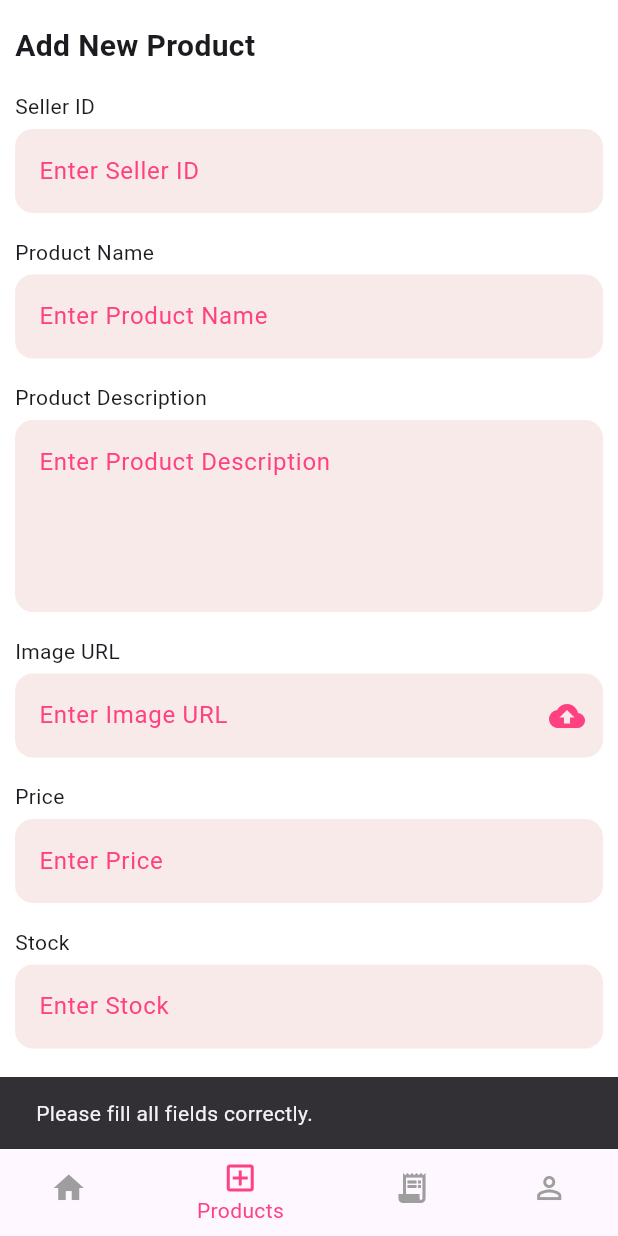
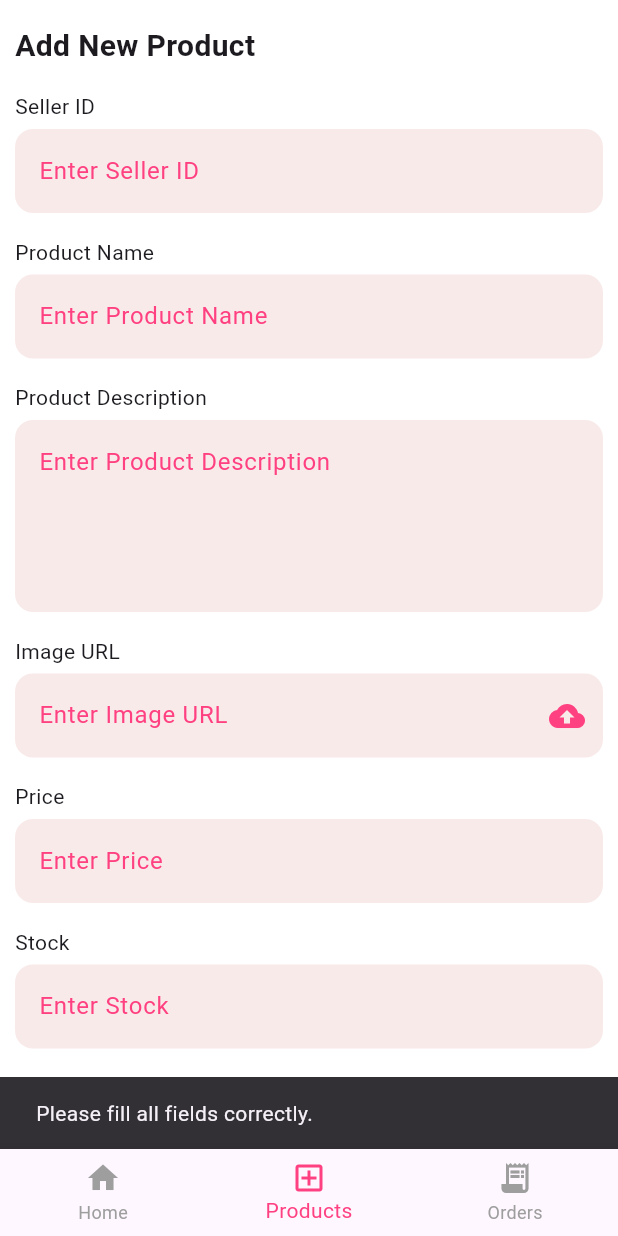
Before and after one commit to Ajee139/CodeAlpha_E-Commerce-Application, a Flutter app: the Dashboard screen opened by its route, item 2 of the bottom bar chosen, after a tap on "Add Product", on a phone screen of 412 x 824 dp. Run offline on Flutter 3.47's test engine with Material 3 defaults, Android fonts, the phone set to English and light mode, and no system bars; our stand-ins replace cloud_firestore, cloud_functions, file_picker, firebase_auth, firebase_core; missing offline and left inert: flutter_stripe; accounts and stored records are empty.

Commit message:
Here we go

```diff
--- a/lib/auth/login_page.dart
+++ b/lib/auth/login_page.dart
@@ -150,6 +150,8 @@ class _LoginPageState extends State<LoginPage> {
                   onPressed: () => Navigator.pushReplacementNamed(context, '/signup'),
                   child: const Text("Don't have an account? Sign Up"),
                 ),
+
+
               ],
             ),
           );
--- a/lib/screens/admin/home.dart
+++ b/lib/screens/admin/home.dart
@@ -1,6 +1,8 @@
+import 'package:cloud_firestore/cloud_firestore.dart';
 import 'package:ecomm/models/product_sort_option.dart'; // Make sure this import is correct
 import 'package:ecomm/providers/product_stats_provider.dart';
 import 'package:ecomm/screens/admin/product_list.dart';
+import 'package:firebase_auth/firebase_auth.dart';
 import 'package:flutter/material.dart';
 import 'package:provider/provider.dart';
 
@@ -14,6 +16,13 @@ class AdminHome extends StatefulWidget {
 }
 
 class _AdminHomeState extends State<AdminHome> {
+  Future<String> getFullName() async {
+  final uid = FirebaseAuth.instance.currentUser?.uid;
+  if (uid == null) return 'User';
+
+  final doc = await FirebaseFirestore.instance.collection('users').doc(uid).get();
+  return doc.data()?['full_name'] ?? 'User';
+}
   ProductSortOption _selectedSort = ProductSortOption.dateNewest;
 
   @override
@@ -21,22 +30,62 @@ class _AdminHomeState extends State<AdminHome> {
     return Scaffold(
 
       appBar: AppBar(
-        automaticallyImplyLeading: false, // 👈 hides the default back button
+        leading: Builder(
+          builder: (context) {
+            return IconButton(
+              onPressed: () {
+                Scaffold.of(context).openDrawer();
+              },
+              icon: const Icon(Icons.person),
+            );
+          },
+        ),
+        automaticallyImplyLeading: false, //hides the default back button
         centerTitle: true,
         title: const Text(
           "Products",
           style: TextStyle(fontSize: 20, fontWeight: FontWeight.bold),
         ),
         actions: [
-          IconButton(
-            icon: const Icon(Icons.add),
-            onPressed: widget.onAddPressed,
-          ),
+          // IconButton(
+          //   icon: const Icon(Icons.add),
+          //   onPressed: widget.onAddPressed,
+          // ),
 
         ],
         backgroundColor: Colors.white,
         foregroundColor: Colors.black87,
         elevation: 0,
+      ),
+      drawer: Drawer(
+        child: ListView(
+          padding: EdgeInsets.zero,
+          children: [
+            Container(
+  height: 200, // Set to desired height
+
+  padding: const EdgeInsets.all(16),
+  alignment: Alignment.centerLeft,
+  child: FutureBuilder<String>(
+    future: getFullName(),
+    builder: (context, snapshot) {
+      if (!snapshot.hasData) return const Text('');
+      return Center(child: Text(textAlign: TextAlign.center, 'Hello, ${snapshot.data}', style: const TextStyle(color: Colors.pinkAccent, fontSize: 20, fontWeight: FontWeight.bold)));
+    },
+  ),
+),
+ListTile(
+            leading: Icon(Icons.exit_to_app),
+            title: Text('Logout', style: TextStyle(color: Colors.red)),
+            onTap: () {
+              FirebaseAuth.instance.signOut().then((_) {
+                Navigator.pushReplacementNamed(context, '/login');
+              });
+              Navigator.pushNamed(context, '/login');
+            },
+          ),
+          ],
+        ),
       ),
       backgroundColor: Colors.white,
       body: LayoutBuilder(
--- a/lib/screens/admin/order_detail_admin.dart
+++ b/lib/screens/admin/order_detail_admin.dart
@@ -99,7 +99,7 @@ class _AdminOrderDetailsPageState extends State<AdminOrderDetailsPage> {
                     title: Text(item['name'] ?? ''),
                     subtitle: Text("Qty: ${item['quantity']}"),
                     trailing: Text(
-                      "₦${double.parse(item['price'].toString()).toStringAsFixed(2)}",
+                      "\$${double.parse(item['price'].toString()).toStringAsFixed(2)}",
                       style: const TextStyle(fontWeight: FontWeight.w600),
                     ),
                   );
@@ -110,7 +110,7 @@ class _AdminOrderDetailsPageState extends State<AdminOrderDetailsPage> {
             Align(
               alignment: Alignment.centerRight,
               child: Text(
-                "Total: ₦${double.parse(total.toString()).toStringAsFixed(2)}",
+                "Total: \$${double.parse(total.toString()).toStringAsFixed(2)}",
                 style: const TextStyle(fontSize: 18, fontWeight: FontWeight.bold),
               ),
             )
--- a/lib/screens/admin/product_form.dart
+++ b/lib/screens/admin/product_form.dart
@@ -1,5 +1,4 @@
 import 'dart:convert';
-// for web file input
 import 'package:cloud_firestore/cloud_firestore.dart';
 import 'package:file_picker/file_picker.dart';
 import 'package:flutter/material.dart';
@@ -52,9 +51,14 @@ class _ProductFormPageState extends State<ProductFormPage> {
   Future<void> submit() async {
   if (!_validateInputs()) return;
 
-    final docRef = widget.isEdit
-        ? FirebaseFirestore.instance.collection('products').doc(widget.productId)
-        : FirebaseFirestore.instance.collection('products').doc();
+  final collection = FirebaseFirestore.instance.collection('products');
+
+  if (widget.isEdit && widget.productId != null) {
+    final docRef = collection.doc(widget.productId);
+
+    // Fetch existing data to retain `created_at`
+    final existing = await docRef.get();
+    final existingCreatedAt = existing.data()?['created_at'];
 
     final payload = {
       'id': docRef.id,
@@ -64,11 +68,24 @@ class _ProductFormPageState extends State<ProductFormPage> {
       'image_url': imageUrlController.text.trim(),
       'price': double.tryParse(priceController.text.trim()) ?? 0.0,
       'stock': int.tryParse(stockController.text.trim()) ?? 0,
-      if (!widget.isEdit) 'created_at': FieldValue.serverTimestamp()
-
+      'created_at': existingCreatedAt ?? FieldValue.serverTimestamp(), // retain or fallback
     };
 
     await docRef.set(payload);
+  } else {
+    final docRef = collection.doc();
+    final payload = {
+      'id': docRef.id,
+      'seller_id': sellerIdController.text.trim(),
+      'name': productNameController.text.trim(),
+      'description': descriptionController.text.trim(),
+      'image_url': imageUrlController.text.trim(),
+      'price': double.tryParse(priceController.text.trim()) ?? 0.0,
+      'stock': int.tryParse(stockController.text.trim()) ?? 0,
+      'created_at': FieldValue.serverTimestamp(),
+    };
+    await docRef.set(payload);
+  }
 
   ScaffoldMessenger.of(context).showSnackBar(SnackBar(
     content: Text(widget.isEdit ? "Product updated!" : "Product added!"),
@@ -76,7 +93,6 @@ class _ProductFormPageState extends State<ProductFormPage> {
 
   if (widget.isDialog) Navigator.pop(context);
 }
-
 bool _validateInputs() {
   if (sellerIdController.text.isEmpty ||
       productNameController.text.isEmpty ||
@@ -211,7 +227,7 @@ class _ProductFormPageState extends State<ProductFormPage> {
   }
 
   Widget _buildField(String label, TextEditingController controller, InputDecoration decoration,
-      {bool isNumber = false, int maxLines = 1, void Function(String)? onChanged}) {
+      {bool isNumber = false, int maxLines = 1}) {
     return Column(
       crossAxisAlignment: CrossAxisAlignment.start,
       children: [
@@ -222,7 +238,6 @@ class _ProductFormPageState extends State<ProductFormPage> {
           keyboardType: isNumber ? TextInputType.number : TextInputType.text,
           maxLines: maxLines,
           decoration: decoration.copyWith(hintText: "Enter $label"),
-          onChanged: onChanged,
         ),
         const SizedBox(height: 16),
       ],
--- a/lib/screens/admin/sellerDashboard.dart
+++ b/lib/screens/admin/sellerDashboard.dart
@@ -1,9 +1,6 @@
-
-import 'package:ecomm/screens/admin/admin_profile.dart';
 import 'package:ecomm/screens/admin/all_orders_page.dart';
 import 'package:ecomm/screens/admin/home.dart';
 import 'package:ecomm/screens/admin/product_form.dart';
-import 'package:ecomm/screens/orders.dart';
 import 'package:flutter/material.dart';
 
 class Dashboard extends StatefulWidget {
@@ -16,27 +13,33 @@ class Dashboard extends StatefulWidget {
 class _DashboardState extends State<Dashboard> {
   int _selectedIndex = 0;
 
-//Might have to change this if it breaks my app later
-  // Callback function to handle item tap
-  // This function updates the selected index and rebuilds the widget
   void _onItemTapped(int index) {
     setState(() {
       _selectedIndex = index;
     });
   }
 
+  final List<Widget> pages = [
+    AdminHome(onAddPressed: () {}),
+    ProductFormPage(isEdit: false),
+    const AllOrdersPage(),
+  ];
+
+  Future<bool> _onWillPop() async {
+    if (_selectedIndex != 0) {
+      setState(() {
+        _selectedIndex = 0; // Go back to Home tab
+      });
+      return false; // Don't pop the app
+    }
+    return true; // Exit the app if on Home tab
+  }
+
   @override
   Widget build(BuildContext context) {
-    // Move pages here so _onItemTapped is in scope
-    final List<Widget> pages = [
-      AdminHome(onAddPressed: () => _onItemTapped(1)),
-      ProductFormPage(isEdit: false),
-      const AllOrdersPage(),
-
-      AdminProfile()
-    ];
-
-    return Scaffold(
+    return WillPopScope(
+      onWillPop: _onWillPop,
+      child: Scaffold(
         body: pages[_selectedIndex],
         bottomNavigationBar: BottomNavigationBar(
           currentIndex: _selectedIndex,
@@ -56,11 +59,8 @@ class _DashboardState extends State<Dashboard> {
               icon: Icon(Icons.receipt_long),
               label: 'Orders',
             ),
-          BottomNavigationBarItem(
-            icon: Icon(Icons.person_outline),
-            label: 'Profile',
+          ],
         ),
-        ],
       ),
     );
   }
--- a/lib/screens/cart_page.dart
+++ b/lib/screens/cart_page.dart
@@ -51,16 +51,14 @@ class CartPage extends StatelessWidget {
                       ElevatedButton(
 onPressed: () async {
   final userId = FirebaseAuth.instance.currentUser?.uid;
-  // final userId = Provider.of<CartProvider>(context, listen: false).items.isNotEmpty
-  //     ? null
-  //     : null; // fallback, but will always have items if button is visible
+
 
   final cartProvider = Provider.of<CartProvider>(context, listen: false);
   final success = await StripeService.instance.makePayment(
     amount: cartProvider.totalPrice,
     currency: "usd",
     items: cartProvider.items.values.toList(),
-    userId: userId ?? null, // you can get userId from FirebaseAuth inside StripeService
+    userId: userId ?? null,
     onOrderSaved: () {
       cartProvider.clearCart();
       Navigator.pushReplacementNamed(context, '/orders');
--- a/lib/screens/orderDetailPage.dart
+++ b/lib/screens/orderDetailPage.dart
@@ -85,7 +85,7 @@ class OrderDetailsPage extends StatelessWidget {
       Align(
         alignment: Alignment.centerRight,
         child: Text(
-          "Tota ${total.toStringAsFixed(2)}",
+          "Total: ${total.toStringAsFixed(2)}",
           style: const TextStyle(fontSize: 18, fontWeight: FontWeight.bold),
         ),
       ),
--- a/lib/widgets/product_card.dart
+++ b/lib/widgets/product_card.dart
@@ -119,7 +119,7 @@ class _ProductCardState extends State<ProductCard> {
           ),
           const SizedBox(height: 5),
           Text(
-            "#${widget.data['price']}",
+            "\$${widget.data['price']}",
             style: const TextStyle(fontWeight: FontWeight.w600),
           ),
         ],
```
Also changed, not shown: lib/screens/admin/admin_profile.dart (deleted, +0 -53 lines), lib/screens/admin/all_orders_page.dart (+13 -6 lines), lib/screens/admin/utils.dart (+29 -8 lines), lib/screens/buyer_home_page.dart (+53 -48 lines). Lines whose indentation alone changed are shown as unchanged.
